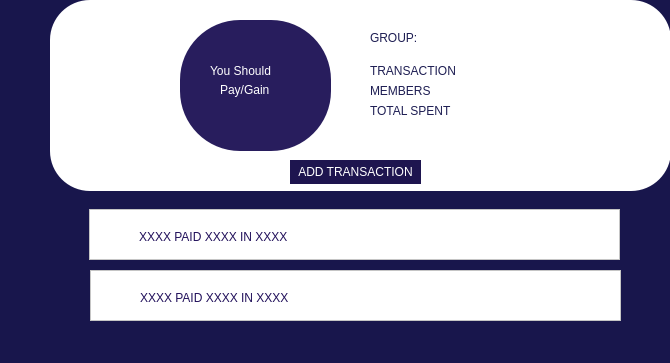
Old version of the form project/calcdialog.ui in the repository DikshyaL/SEM-PROJECT.
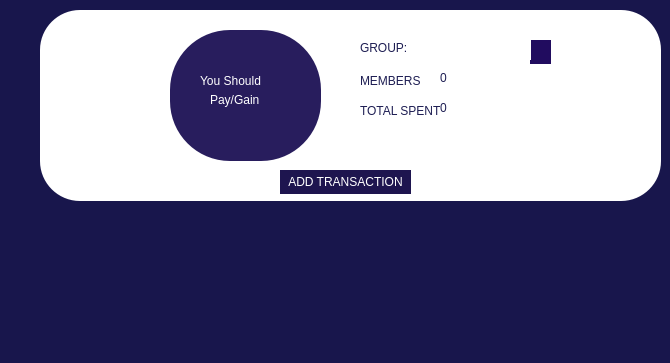
New version of the form. Icons and pictures are not drawn.

```diff
--- a/project/calcdialog.ui
+++ b/project/calcdialog.ui
@@ -205,8 +205,8 @@
   <widget class="QFrame" name="frame_2">
    <property name="geometry">
     <rect>
-     <x>50</x>
-     <y>0</y>
+     <x>40</x>
+     <y>10</y>
      <width>621</width>
      <height>191</height>
     </rect>
@@ -293,24 +293,11 @@
      <string>GROUP:</string>
     </property>
    </widget>
-   <widget class="QLabel" name="label_5">
-    <property name="geometry">
-     <rect>
-      <x>320</x>
-      <y>60</y>
-      <width>91</width>
-      <height>21</height>
-     </rect>
-    </property>
-    <property name="text">
-     <string>TRANSACTION</string>
-    </property>
-   </widget>
    <widget class="QLabel" name="label_6">
     <property name="geometry">
      <rect>
       <x>320</x>
-      <y>80</y>
+      <y>60</y>
       <width>71</width>
       <height>21</height>
      </rect>
@@ -323,7 +310,7 @@
     <property name="geometry">
      <rect>
       <x>320</x>
-      <y>100</y>
+      <y>90</y>
       <width>91</width>
       <height>21</height>
      </rect>
@@ -351,78 +338,75 @@
      <string>ADD TRANSACTION</string>
     </property>
    </widget>
-  </widget>
-  <widget class="QFrame" name="frame_4">
-   <property name="geometry">
-    <rect>
-     <x>89</x>
-     <y>209</y>
-     <width>531</width>
-     <height>51</height>
-    </rect>
-   </property>
-   <property name="styleSheet">
-    <string notr="true">color: rgb(34, 17, 91);
-background-color: rgb(255, 255, 255);
-BORDER-RADIUS:20PX;</string>
-   </property>
-   <property name="frameShape">
-    <enum>QFrame::StyledPanel</enum>
-   </property>
-   <property name="frameShadow">
-    <enum>QFrame::Raised</enum>
-   </property>
-   <widget class="QLabel" name="label_8">
+   <widget class="QLabel" name="label_members">
     <property name="geometry">
      <rect>
-      <x>50</x>
-      <y>20</y>
-      <width>281</width>
+      <x>400</x>
+      <y>60</y>
+      <width>49</width>
       <height>16</height>
      </rect>
     </property>
+    <property name="text">
+     <string>0</string>
+    </property>
+   </widget>
+   <widget class="QLabel" name="label_total">
+    <property name="geometry">
+     <rect>
+      <x>400</x>
+      <y>90</y>
+      <width>49</width>
+      <height>16</height>
+     </rect>
+    </property>
+    <property name="text">
+     <string>0</string>
+    </property>
+   </widget>
+   <widget class="QLineEdit" name="lineEdit_groupname">
+    <property name="geometry">
+     <rect>
+      <x>380</x>
+      <y>30</y>
+      <width>113</width>
+      <height>24</height>
+     </rect>
+    </property>
     <property name="styleSheet">
-     <string notr="true">font: 700 12pt &quot;Segoe UI&quot;;</string>
+     <string notr="true"/>
     </property>
+   </widget>
+   <widget class="QPushButton" name="pushbutton_g">
+    <property name="geometry">
+     <rect>
+      <x>490</x>
+      <y>30</y>
+      <width>21</width>
+      <height>24</height>
+     </rect>
+    </property>
+    <property name="styleSheet">
+     <string notr="true">background-color: rgb(33, 12, 95);</string>
+    </property>
     <property name="text">
-     <string>XXXX PAID XXXX IN XXXX</string>
+     <string/>
     </property>
    </widget>
-  </widget>
-  <widget class="QFrame" name="frame_5">
-   <property name="geometry">
-    <rect>
-     <x>90</x>
-     <y>270</y>
-     <width>531</width>
-     <height>51</height>
-    </rect>
-   </property>
-   <property name="styleSheet">
-    <string notr="true">color: rgb(34, 17, 91);
-background-color: rgb(255, 255, 255);
-BORDER-RADIUS:20PX;</string>
-   </property>
-   <property name="frameShape">
-    <enum>QFrame::StyledPanel</enum>
-   </property>
-   <property name="frameShadow">
-    <enum>QFrame::Raised</enum>
-   </property>
-   <widget class="QLabel" name="label_9">
+   <widget class="QLabel" name="label_g">
     <property name="geometry">
      <rect>
-      <x>50</x>
-      <y>20</y>
-      <width>281</width>
-      <height>16</height>
+      <x>420</x>
+      <y>30</y>
+      <width>71</width>
+      <height>20</height>
      </rect>
     </property>
     <property name="styleSheet">
      <string notr="true">font: 700 12pt &quot;Segoe UI&quot;;</string>
     </property>
     <property name="text">
-     <string>XXXX PAID XXXX IN XXXX</string>
+     <string/>
     </property>
    </widget>
   </widget>
```
Left out of the diff: 17 changed lines with no effect on the pictures.
